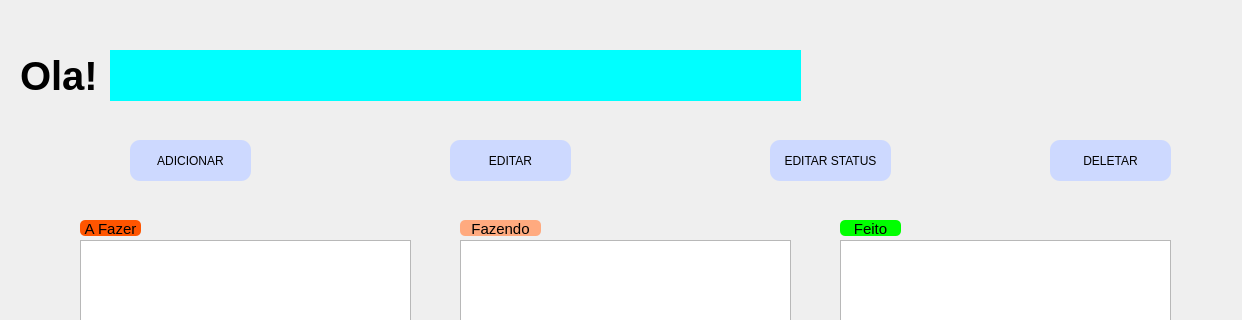
Above: telaMain.ui from TheRealsz/ToDoList before the change; both pictures show x 0 to 1242 and y 130 to 450 of the 1242 by 931 pixel window. Below: the same form after it.
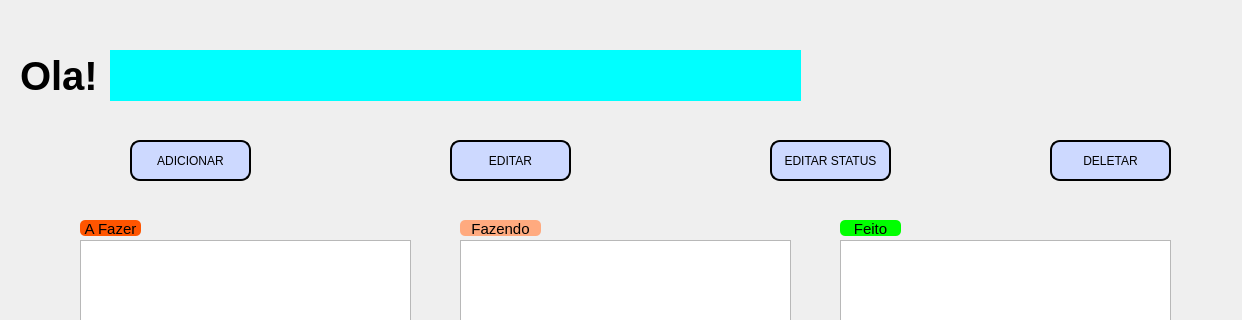
That is the form after the change. Icons and pictures are not drawn.

What changed in the file:
```diff
--- a/telaMain.ui
+++ b/telaMain.ui
@@ -106,7 +106,8 @@
     <property name="styleSheet">
      <string notr="true">border-radius: 10px;
 background-color: rgb(205, 217, 255);
-border-style: outset</string>
+border-style: outset;
+border: 2px solid black;</string>
     </property>
     <property name="text">
      <string>ADICIONAR</string>
@@ -130,7 +131,8 @@
     <property name="styleSheet">
      <string notr="true">border-radius: 10px;
 background-color: rgb(205, 217, 255);
-border-style: outset</string>
+border-style: outset;
+border: 2px solid black;</string>
     </property>
     <property name="text">
      <string>EDITAR</string>
@@ -151,7 +153,8 @@
     <property name="styleSheet">
      <string notr="true">border-radius: 10px;
 background-color: rgb(205, 217, 255);
-border-style: outset</string>
+border-style: outset;
+border: 2px solid black;</string>
     </property>
     <property name="text">
      <string>EDITAR STATUS</string>
@@ -172,7 +175,8 @@
     <property name="styleSheet">
      <string notr="true">border-radius: 10px;
 background-color: rgb(205, 217, 255);
-border-style: outset</string>
+border-style: outset;
+border: 2px solid black;</string>
     </property>
     <property name="text">
      <string>DELETAR</string>
```
